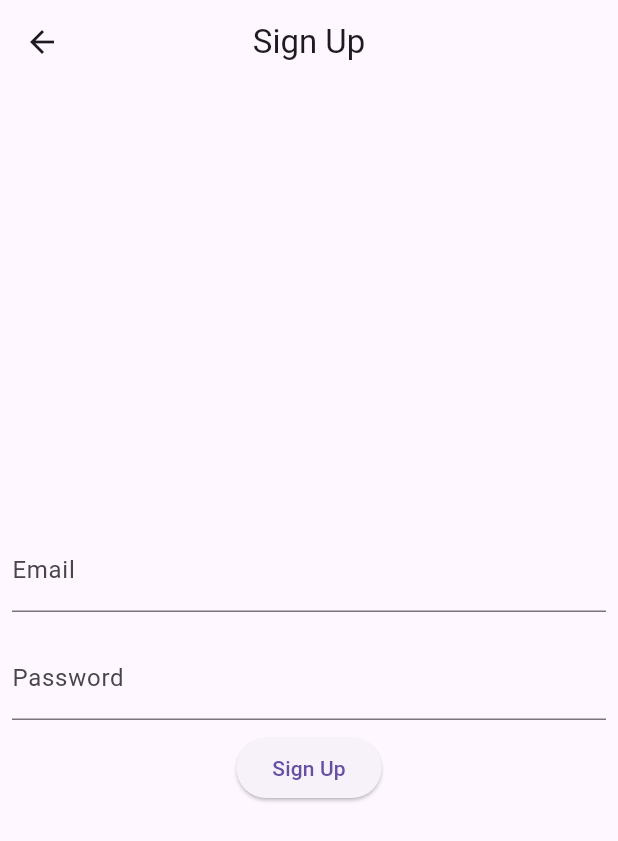
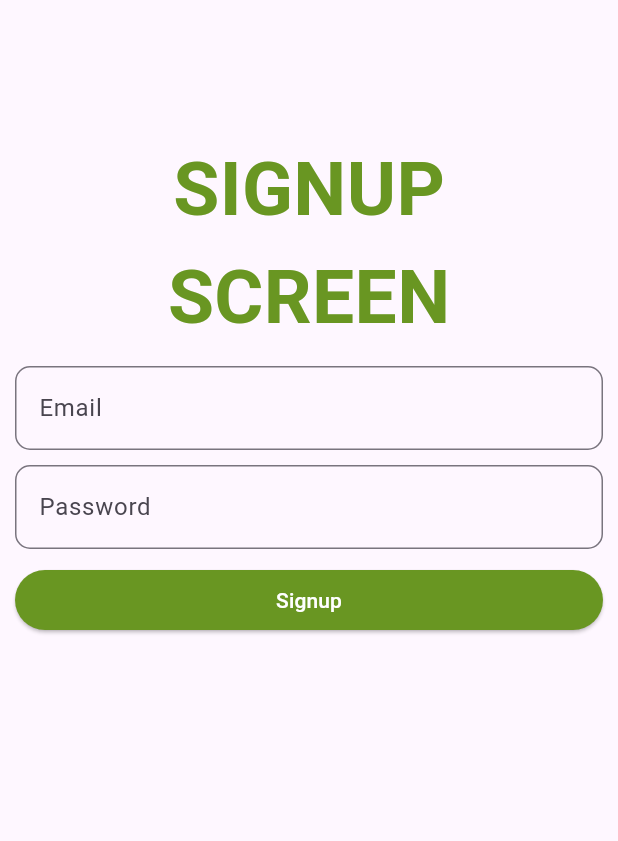
Before and after one commit to GalihPribadiUtomo/latihan_if22b, a Flutter app: the SignupView screen opened by its route, on a phone screen of 412 x 824 dp. Shown: the top 841 px of the screen. Run offline on Flutter 3.47's test engine with Material 3 defaults, Android fonts, the phone set to English and light mode, and no system bars; our stand-ins replace cloud_firestore, firebase_auth, firebase_core, get; accounts and stored records are empty; network calls fail.

Commit message:
pemrograman mobile II

```diff
--- a/lib/app/controllers/auth_controller.dart
+++ b/lib/app/controllers/auth_controller.dart
@@ -98,5 +98,4 @@ class AuthController extends GetxController {
           title: "Terjadi kesalahan", middleText: "Email tidak valid");
     }
   }
-
 }
--- a/lib/app/modules/signup/controllers/signup_controller.dart
+++ b/lib/app/modules/signup/controllers/signup_controller.dart
@@ -1,23 +1,15 @@
+import 'package:flutter/material.dart';
 import 'package:get/get.dart';
 
 class SignupController extends GetxController {
   //TODO: Implement SignupController
-
-  final count = 0.obs;
-  @override
-  void onInit() {
-    super.onInit();
-  }
-
-  @override
-  void onReady() {
-    super.onReady();
-  }
+  final cEmail = TextEditingController();
+  final cPass = TextEditingController();
 
   @override
   void onClose() {
+    cEmail.dispose();
+    cPass.dispose();
     super.onClose();
   }
-
-  void increment() => count.value++;
 }
--- a/lib/app/modules/signup/views/signup_view.dart
+++ b/lib/app/modules/signup/views/signup_view.dart
@@ -1,45 +1,77 @@
 import 'package:flutter/material.dart';
 
 import 'package:get/get.dart';
+import 'package:myapp/app/controllers/auth_controller.dart';
 
 import '../controllers/signup_controller.dart';
 
-// Suggested code may be subject to a license. Learn more: ~LicenseLog:4134727094.
-// Suggested code may be subject to a license. Learn more: ~LicenseLog:2599168148.
-// Suggested code may be subject to a license. Learn more: ~LicenseLog:2455483389.
-// Suggested code may be subject to a license. Learn more: ~LicenseLog:90139163.
 class SignupView extends GetView<SignupController> {
-  const SignupView({Key? key}) : super(key: key);
+  final cAuth = Get.find<AuthController>();
   @override
   Widget build(BuildContext context) {
     return Scaffold(
-      appBar: AppBar(
-        title: const Text('Sign Up'),
-        centerTitle: true,
-      ),
-      body: Center(
-        child: Column(
-          mainAxisAlignment: MainAxisAlignment.center,
+      body: Container(
+        padding: EdgeInsets.all(10),
+        child: ListView(
           children: [
-            Padding(
-              padding: const EdgeInsets.all(8.0),
-              child: TextFormField(
-                decoration: const InputDecoration(labelText: 'Email'),
+            SizedBox(
+              height: 80,
+            ),
+            Center(
+              child: Text(
+                "SIGNUP",
+                style: TextStyle(
+                    fontSize: 50,
+                    fontWeight: FontWeight.bold,
+                    color: Color.fromARGB(255, 105, 150, 34)),
               ),
             ),
-            Padding(
-              padding: const EdgeInsets.all(8.0),
-              child: TextFormField(
-                decoration: const InputDecoration(labelText: 'Password'),
-                obscureText: true,
+            Center(
+              child: Text(
+                "SCREEN",
+                style: TextStyle(
+                    fontSize: 50,
+                    fontWeight: FontWeight.bold,
+                    color: Color.fromARGB(255, 105, 150, 34)),
               ),
             ),
+            SizedBox(
+              height: 10,
+            ),
+            TextField(
+              controller: controller.cEmail,
+              decoration: InputDecoration(
+                labelText: "Email",
+                border: OutlineInputBorder(
+                  borderRadius: BorderRadius.circular(10),
+                ),
+              ),
+            ),
+            SizedBox(
+              height: 10,
+            ),
+            TextField(
+              controller: controller.cPass,
+              obscureText: true,
+              decoration: InputDecoration(
+                labelText: "Password",
+                border: OutlineInputBorder(
+                  borderRadius: BorderRadius.circular(10),
+                ),
+              ),
+            ),
+            SizedBox(
+              height: 10,
+            ),
             ElevatedButton(
-
               onPressed: () {
-                // TODO: Implement sign up logic
+                cAuth.signup(controller.cEmail.text, controller.cPass.text);
               },
-              child: const Text('Sign Up'),
+              child: Text("Signup"),
+              style: ElevatedButton.styleFrom(
+                backgroundColor: Color.fromARGB(255, 105, 150, 34),
+                foregroundColor: Colors.white,
+              ),
             ),
           ],
         ),
--- a/lib/app/routes/app_pages.dart
+++ b/lib/app/routes/app_pages.dart
@@ -4,6 +4,8 @@ import '../modules/home/bindings/home_binding.dart';
 import '../modules/home/views/home_view.dart';
 import '../modules/login/bindings/login_binding.dart';
 import '../modules/login/views/login_view.dart';
+import '../modules/mahasiswa/bindings/mahasiswa_binding.dart';
+import '../modules/mahasiswa/views/mahasiswa_view.dart';
 import '../modules/reset_password/bindings/reset_password_binding.dart';
 import '../modules/reset_password/views/reset_password_view.dart';
 import '../modules/signup/bindings/signup_binding.dart';
@@ -37,5 +39,10 @@ class AppPages {
       page: () => ResetPasswordView(),
       binding: ResetPasswordBinding(),
     ),
+    GetPage(
+      name: _Paths.MAHASISWA,
+      page: () => const MahasiswaView(),
+      binding: MahasiswaBinding(),
+    ),
   ];
 }
--- a/lib/app/routes/app_routes.dart
+++ b/lib/app/routes/app_routes.dart
@@ -7,6 +7,7 @@ abstract class Routes {
   static const LOGIN = _Paths.LOGIN;
   static const SIGNUP = _Paths.SIGNUP;
   static const RESET_PASSWORD = _Paths.RESET_PASSWORD;
+  static const MAHASISWA = _Paths.MAHASISWA;
 }
 
 abstract class _Paths {
@@ -15,4 +16,5 @@ abstract class _Paths {
   static const LOGIN = '/login';
   static const SIGNUP = '/signup';
   static const RESET_PASSWORD = '/reset-password';
+  static const MAHASISWA = '/mahasiswa';
 }
--- a/pubspec.yaml
+++ b/pubspec.yaml
@@ -38,6 +38,7 @@ dependencies:
   get: ^4.6.6
   firebase_core: ^3.6.0
   firebase_auth: ^5.3.1
+  cloud_firestore: ^5.4.4
 
 dev_dependencies:
   flutter_test:
```
Also changed, not shown: lib/app/modules/home/views/home_view.dart (+125 -9 lines), lib/app/modules/mahasiswa/bindings/mahasiswa_binding.dart (added, +12 -0 lines), lib/app/modules/mahasiswa/controllers/mahasiswa_controller.dart (added, +23 -0 lines), lib/app/modules/mahasiswa/views/mahasiswa_view.dart (added, +45 -0 lines), pubspec.lock.
